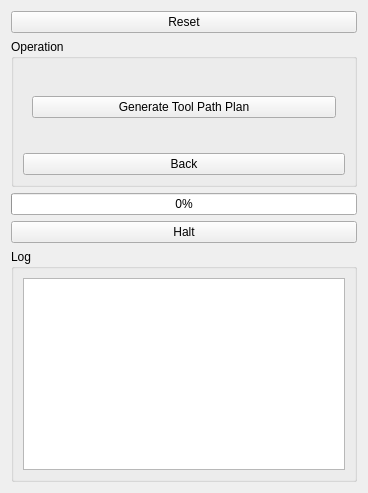
The window that snp_application/src/snp_widget.ui (ros-industrial-consortium/scan_n_plan_workshop) describes before a commit, drawn with Qt 5.
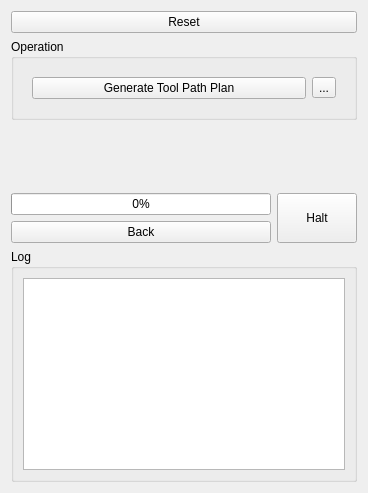
The same window after the commit. The open tabs and pages were chosen to show the change.

Commit message: Updated names of stacked widget pages

```diff
--- a/snp_application/src/snp_widget.ui
+++ b/snp_application/src/snp_widget.ui
@@ -13,7 +13,7 @@
   <property name="windowTitle">
    <string>Form</string>
   </property>
-  <layout class="QVBoxLayout" name="verticalLayout_4">
+  <layout class="QVBoxLayout" name="verticalLayout_9">
    <item>
     <widget class="QPushButton" name="push_button_reset">
      <property name="text">
@@ -49,6 +49,8 @@
         <widget class="QWidget" name="page_2">
          <layout class="QVBoxLayout" name="verticalLayout_3">
           <item>
+           <layout class="QHBoxLayout" name="horizontalLayout_2">
+            <item>
            <widget class="QPushButton" name="push_button_tpp">
             <property name="enabled">
              <bool>true</bool>
@@ -58,7 +60,16 @@
             </property>
            </widget>
           </item>
-         </layout>
+            <item>
+             <widget class="QToolButton" name="tool_button_tpp">
+              <property name="text">
+               <string>...</string>
+              </property>
+             </widget>
+            </item>
+           </layout>
+          </item>
+         </layout>
         </widget>
         <widget class="QWidget" name="page_3">
          <layout class="QVBoxLayout" name="verticalLayout_5">
@@ -101,16 +112,26 @@
         </widget>
        </widget>
       </item>
-      <item>
-       <widget class="QPushButton" name="push_button_back">
-        <property name="text">
-         <string>Back</string>
-        </property>
-       </widget>
-      </item>
      </layout>
     </widget>
    </item>
+   <item>
+    <spacer name="verticalSpacer">
+     <property name="orientation">
+      <enum>Qt::Vertical</enum>
+     </property>
+     <property name="sizeHint" stdset="0">
+      <size>
+       <width>20</width>
+       <height>40</height>
+      </size>
+     </property>
+    </spacer>
+   </item>
+   <item>
+    <layout class="QHBoxLayout" name="horizontalLayout">
+     <item>
+      <layout class="QVBoxLayout" name="verticalLayout_4">
    <item>
     <widget class="QProgressBar" name="progress_bar">
      <property name="value">
@@ -119,11 +140,28 @@
     </widget>
    </item>
    <item>
+        <widget class="QPushButton" name="push_button_back">
+         <property name="text">
+          <string>Back</string>
+         </property>
+        </widget>
+       </item>
+      </layout>
+     </item>
+     <item>
     <widget class="QPushButton" name="push_button_halt">
+       <property name="sizePolicy">
+        <sizepolicy hsizetype="Minimum" vsizetype="Minimum">
+         <horstretch>0</horstretch>
+         <verstretch>0</verstretch>
+        </sizepolicy>
+       </property>
      <property name="text">
       <string>Halt</string>
      </property>
     </widget>
+     </item>
+    </layout>
    </item>
    <item>
     <widget class="QGroupBox" name="group_box_log">
```
Left out of the diff: 10 changed lines with no effect on the pictures. Lines whose indentation alone changed are shown as unchanged.
